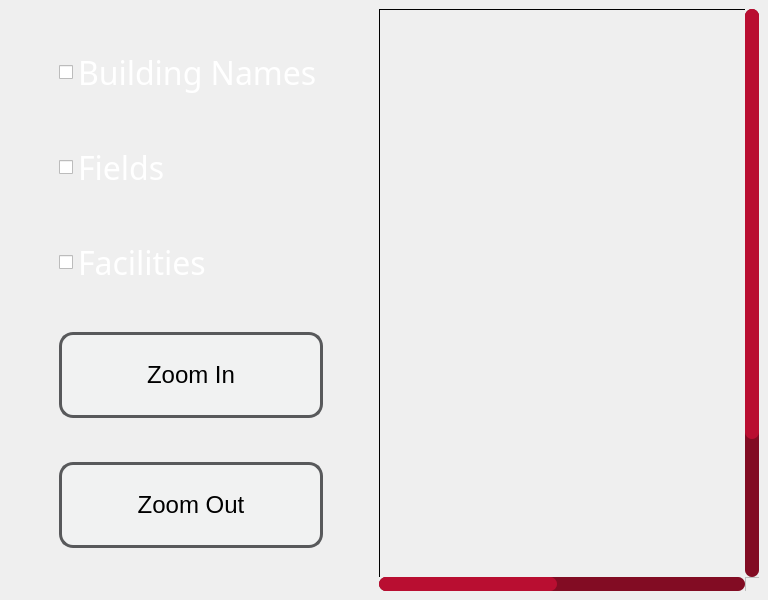
Above: qyoumain/mainwindow.ui from 04mohammadaziz/Qyou before the change. Below: the same form after it.
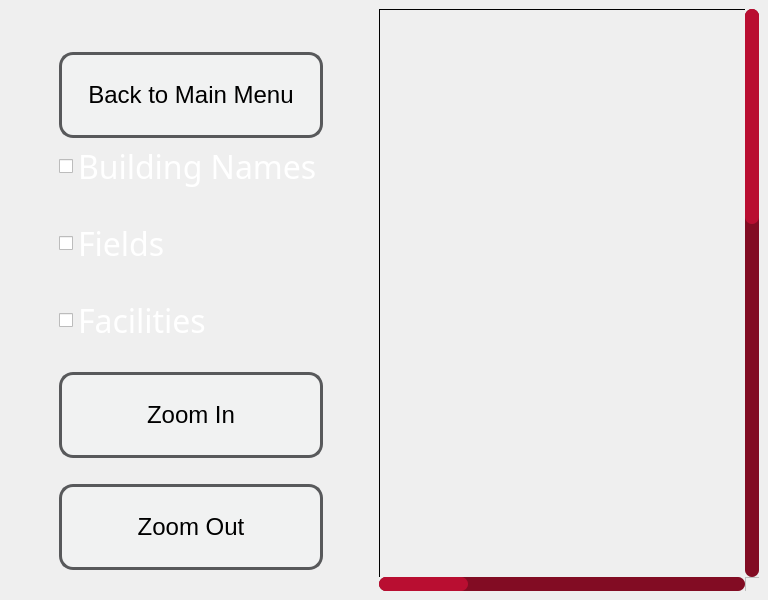
That is the form after the change. The open tabs and pages were chosen to show the change. Icons and pictures are not drawn.

The edit to the form file:
```diff
--- a/qyoumain/mainwindow.ui
+++ b/qyoumain/mainwindow.ui
@@ -336,6 +336,25 @@
           <property name="rightMargin">
            <number>50</number>
           </property>
+          <item>
+           <widget class="QPushButton" name="studentMapMenuButton">
+            <property name="minimumSize">
+             <size>
+              <width>0</width>
+              <height>40</height>
+             </size>
+            </property>
+            <property name="maximumSize">
+             <size>
+              <width>406</width>
+              <height>40</height>
+             </size>
+            </property>
+            <property name="text">
+             <string>Back to Main Menu</string>
+            </property>
+           </widget>
+          </item>
           <item>
            <widget class="QCheckBox" name="buildingsCheckBox">
             <property name="maximumSize">
@@ -429,10 +448,16 @@
         </item>
         <item>
          <widget class="QScrollArea" name="scrollArea">
+          <property name="minimumSize">
+           <size>
+            <width>0</width>
+            <height>0</height>
+           </size>
+          </property>
           <property name="maximumSize">
            <size>
-            <width>1000</width>
-            <height>1000</height>
+            <width>1500</width>
+            <height>1500</height>
            </size>
           </property>
           <property name="styleSheet">
@@ -535,13 +560,16 @@
           <property name="widgetResizable">
            <bool>true</bool>
           </property>
+          <property name="alignment">
+           <set>Qt::AlignCenter</set>
+          </property>
           <widget class="QWidget" name="mapLayout">
            <property name="geometry">
             <rect>
              <x>0</x>
              <y>0</y>
-             <width>750</width>
-             <height>750</height>
+             <width>1500</width>
+             <height>1500</height>
             </rect>
            </property>
            <layout class="QGridLayout" name="gridLayout">
@@ -560,15 +588,15 @@
             <item row="0" column="0">
              <widget class="QLabel" name="mapBackground">
               <property name="sizePolicy">
-               <sizepolicy hsizetype="Fixed" vsizetype="Fixed">
+               <sizepolicy hsizetype="Preferred" vsizetype="Preferred">
                 <horstretch>0</horstretch>
                 <verstretch>0</verstretch>
                </sizepolicy>
               </property>
               <property name="minimumSize">
                <size>
-                <width>750</width>
-                <height>750</height>
+                <width>1500</width>
+                <height>1500</height>
                </size>
               </property>
               <property name="maximumSize">
@@ -601,6 +629,9 @@
               <property name="scaledContents">
                <bool>true</bool>
               </property>
+              <property name="alignment">
+               <set>Qt::AlignJustify|Qt::AlignVCenter</set>
+              </property>
              </widget>
             </item>
            </layout>
@@ -611,6 +642,25 @@
       </widget>
       <widget class="QWidget" name="GPACalculator">
        <layout class="QVBoxLayout" name="verticalLayout_7">
+        <item>
+         <widget class="QPushButton" name="gpaCalculatorMenuButton">
+          <property name="minimumSize">
+           <size>
+            <width>40</width>
+            <height>0</height>
+           </size>
+          </property>
+          <property name="maximumSize">
+           <size>
+            <width>160</width>
+            <height>16777215</height>
+           </size>
+          </property>
+          <property name="text">
+           <string>Back to Main Menu</string>
+          </property>
+         </widget>
+        </item>
         <item>
          <widget class="QLabel" name="label">
           <property name="font">
```
